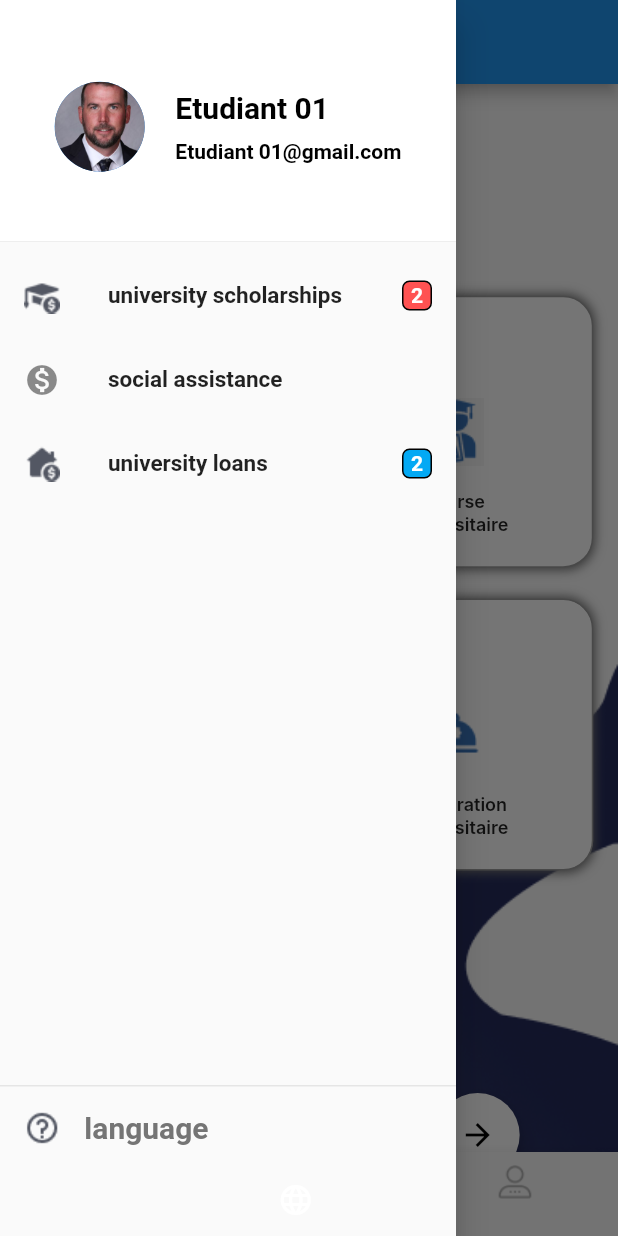
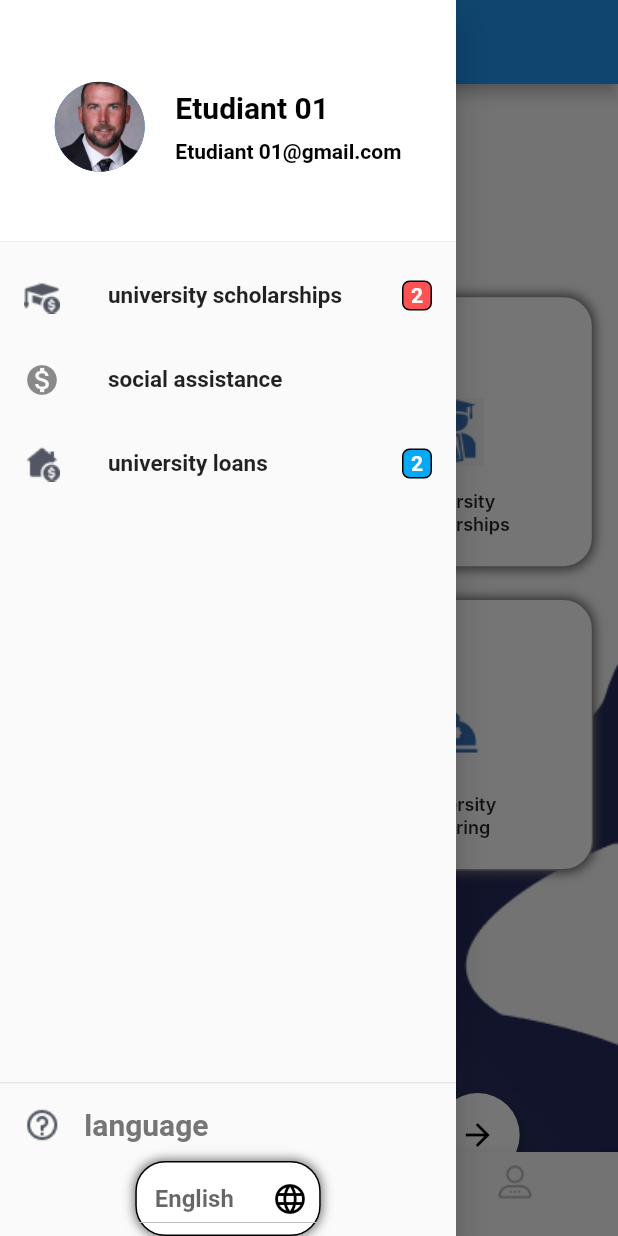
Before and after one commit to HamzaMlaouhi/OOUC, a Flutter app: the HomePage screen opened by its route, with the side drawer open, on a phone screen of 412 x 824 dp. Run offline on Flutter 3.47's test engine with Material 2 defaults, Android fonts, the phone set to English and light mode, and no system bars; our stand-ins replace auto_size_text, flutter_svg, shared_preferences; accounts and stored records are empty; generated files the repository leaves out were written again; Roboto replaces fonts that are missing (Inter).

Commit message:
translation done

```diff
--- a/lib/Screens/HomePage.dart
+++ b/lib/Screens/HomePage.dart
@@ -1,8 +1,7 @@
 import 'package:OOUC/Widgets/BottomNavigationBar.dart';
 import 'package:flutter/material.dart';
-import 'package:flutter_svg/svg.dart';
-import 'package:sliding_switch/sliding_switch.dart';
 
+import '../Lang/language_constants.dart';
 import '../Widgets/AppBarDrawer.dart';
 
 class HomePage extends StatelessWidget {
@@ -99,9 +98,10 @@ class HomePage extends StatelessWidget {
                               child: Column(
                                 mainAxisAlignment: MainAxisAlignment.end,
                                 children: [
-                                  const Align(
+                                  Align(
                                       child: Text(
-                                    "Hébergement ",
+                                    translation(context)
+                                        .hebergementuniversitaire,
                                     style: TextStyle(
                                       fontFamily: 'Inter',
                                       fontStyle: FontStyle.normal,
@@ -109,15 +109,18 @@ class HomePage extends StatelessWidget {
                                       fontSize: 12.0,
                                     ),
                                   )),
-                                  const Text(
-                                    "universitaire",
+                                  translation(context).lang != "العربية"
+                                      ? Text(
+                                          translation(context)
+                                              .hebergementuniversitaire1,
                                           style: TextStyle(
                                             fontFamily: 'Inter',
                                             fontStyle: FontStyle.normal,
                                             fontWeight: FontWeight.w600,
                                             fontSize: 12.0,
                                           ),
-                                  ),
+                                        )
+                                      : SizedBox(),
                                   SizedBox(
                                     height: height * 0.025,
                                   )
@@ -151,9 +154,9 @@ class HomePage extends StatelessWidget {
                               child: Column(
                                 mainAxisAlignment: MainAxisAlignment.end,
                                 children: [
-                                  const Align(
+                                  Align(
                                       child: Text(
-                                    "Aide ",
+                                    translation(context).aidesociale,
                                     style: TextStyle(
                                       fontFamily: 'Inter',
                                       fontStyle: FontStyle.normal,
@@ -161,15 +164,17 @@ class HomePage extends StatelessWidget {
                                       fontSize: 12.0,
                                     ),
                                   )),
-                                  const Text(
-                                    "sociale",
+                                  translation(context).lang != "العربية"
+                                      ? Text(
+                                          translation(context).aidesociale1,
                                           style: TextStyle(
                                             fontFamily: 'Inter',
                                             fontStyle: FontStyle.normal,
                                             fontWeight: FontWeight.w600,
                                             fontSize: 12.0,
                                           ),
-                                  ),
+                                        )
+                                      : SizedBox(),
                                   SizedBox(
                                     height: height * 0.025,
                                   )
@@ -203,9 +208,9 @@ class HomePage extends StatelessWidget {
                               child: Column(
                                 mainAxisAlignment: MainAxisAlignment.end,
                                 children: [
-                                  const Align(
+                                  Align(
                                       child: Text(
-                                    "Prêts",
+                                    translation(context).aidesociale,
                                     style: TextStyle(
                                       fontFamily: 'Inter',
                                       fontStyle: FontStyle.normal,
@@ -213,15 +218,17 @@ class HomePage extends StatelessWidget {
                                       fontSize: 12.0,
                                     ),
                                   )),
-                                  const Text(
-                                    "universitaire",
+                                  translation(context).lang != "العربية"
+                                      ? Text(
+                                          translation(context).aidesociale1,
                                           style: TextStyle(
                                             fontFamily: 'Inter',
                                             fontStyle: FontStyle.normal,
                                             fontWeight: FontWeight.w600,
                                             fontSize: 12.0,
                                           ),
-                                  ),
+                                        )
+                                      : SizedBox(),
                                   SizedBox(
                                     height: height * 0.025,
                                   )
@@ -262,9 +269,9 @@ class HomePage extends StatelessWidget {
                               child: Column(
                                 mainAxisAlignment: MainAxisAlignment.end,
                                 children: [
-                                  const Align(
+                                  Align(
                                       child: Text(
-                                    "Bourse",
+                                    translation(context).boursesuniversitaires,
                                     style: TextStyle(
                                       fontFamily: 'Inter',
                                       fontStyle: FontStyle.normal,
@@ -272,15 +279,18 @@ class HomePage extends StatelessWidget {
                                       fontSize: 12.0,
                                     ),
                                   )),
-                                  const Text(
-                                    "universitaire",
+                                  translation(context).lang != "العربية"
+                                      ? Text(
+                                          translation(context)
+                                              .boursesuniversitaires1,
                                           style: TextStyle(
                                             fontFamily: 'Inter',
                                             fontStyle: FontStyle.normal,
                                             fontWeight: FontWeight.w600,
                                             fontSize: 12.0,
                                           ),
-                                  ),
+                                        )
+                                      : SizedBox(),
                                   SizedBox(
                                     height: height * 0.025,
                                   )
@@ -314,9 +324,10 @@ class HomePage extends StatelessWidget {
                               child: Column(
                                 mainAxisAlignment: MainAxisAlignment.end,
                                 children: [
-                                  const Align(
+                                  Align(
                                       child: Text(
-                                    "Restauration ",
+                                    translation(context)
+                                        .restaurationuniversitaire,
                                     style: TextStyle(
                                       fontFamily: 'Inter',
                                       fontStyle: FontStyle.normal,
@@ -324,15 +335,18 @@ class HomePage extends StatelessWidget {
                                       fontSize: 12.0,
                                     ),
                                   )),
-                                  const Text(
-                                    "universitaire",
+                                  translation(context).lang != "العربية"
+                                      ? Text(
+                                          translation(context)
+                                              .restaurationuniversitaire1,
                                           style: TextStyle(
                                             fontFamily: 'Inter',
                                             fontStyle: FontStyle.normal,
                                             fontWeight: FontWeight.w600,
                                             fontSize: 12.0,
                                           ),
-                                  ),
+                                        )
+                                      : SizedBox(),
                                   SizedBox(
                                     height: height * 0.025,
                                   )
@@ -343,8 +357,8 @@ class HomePage extends StatelessWidget {
                           ),
                           Row(
                             children: [
-                              const Text(
-                                "Plus",
+                              Text(
+                                translation(context).plus,
                                 style: TextStyle(
                                     fontSize: 22, color: Colors.white),
                               ),
--- a/lib/Widgets/AppBarDrawer.dart
+++ b/lib/Widgets/AppBarDrawer.dart
@@ -140,11 +140,26 @@ class _AppBarDrawerState extends State<AppBarDrawer> {
                     ),
                   ],
                 ),
-                DropdownButton<Language>(
-                  underline: const SizedBox(),
+                Container(
+                  width: width * 0.3,
+                  decoration: BoxDecoration(
+                    boxShadow: [
+                      BoxShadow(
+                          color: Colors.grey.shade600,
+                          spreadRadius: 1,
+                          blurRadius: 5)
+                    ],
+                    border: Border.all(
+                      color: Color.fromARGB(255, 0, 0, 0),
+                    ),
+                    color: const Color.fromARGB(255, 255, 255, 255),
+                    borderRadius: const BorderRadius.all(Radius.circular(20)),
+                  ),
+                  child: DropdownButton<Language>(
+                    hint: Text("   " + translation(context).lang),
                     icon: const Icon(
                       Icons.language,
-                    color: Colors.white,
+                      color: Color.fromARGB(255, 0, 0, 0),
                     ),
                     onChanged: (Language? language) async {
                       if (language != null) {
@@ -169,6 +184,7 @@ class _AppBarDrawerState extends State<AppBarDrawer> {
                           ),
                         )
                         .toList(),
+                  ),
                 ),
                 /* ToggleSwitch(
                   minWidth: 100.0,
--- a/lib/l10n/app_ar.arb
+++ b/lib/l10n/app_ar.arb
@@ -10,5 +10,6 @@
   "pretsuniversitaire": "السكن الجامع",
   "pretsuniversitaire1": "السكن الجامع",
   "plus": "عرض الكل",
-  "langue ": "لغة"
+  "langue ": "لغة",
+  "lang": "العربية"
 }
--- a/lib/l10n/app_en.arb
+++ b/lib/l10n/app_en.arb
@@ -10,5 +10,6 @@
   "pretsuniversitaire": "university ",
   "pretsuniversitaire1": "loans",
   "plus": "Plus",
-  "langue": "language"
+  "langue": "language",
+  "lang": "English"
 }
--- a/lib/l10n/app_fr.arb
+++ b/lib/l10n/app_fr.arb
@@ -10,5 +10,6 @@
   "pretsuniversitaire": "prêts ",
   "pretsuniversitaire1": "universitaire",
   "plus": "Plus",
-  "langue": "Langue"
+  "langue": "Langue",
+  "lang": "français"
 }
```
Lines whose indentation alone changed are shown as unchanged.
